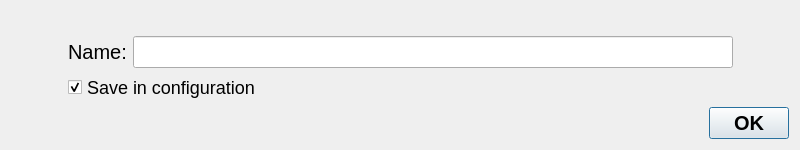
pokerth/pokerth, file src/gui/qt/gui_800x480/changecontentdialog_800x480.ui: the form before one commit.
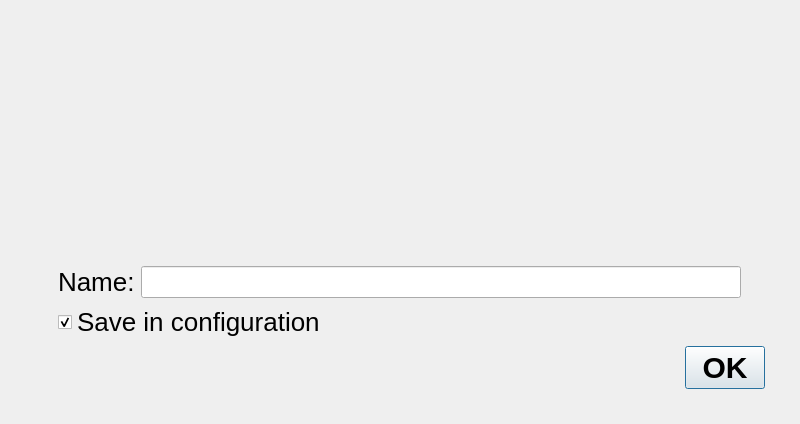
The form after the commit.

Commit message: fixing about dialog for android

The edit to the form file:
```diff
--- a/src/gui/qt/gui_800x480/changecontentdialog_800x480.ui
+++ b/src/gui/qt/gui_800x480/changecontentdialog_800x480.ui
@@ -7,25 +7,31 @@
     <x>0</x>
     <y>0</y>
     <width>800</width>
-    <height>150</height>
+    <height>424</height>
    </rect>
   </property>
+  <property name="sizePolicy">
+   <sizepolicy hsizetype="MinimumExpanding" vsizetype="MinimumExpanding">
+    <horstretch>0</horstretch>
+    <verstretch>0</verstretch>
+   </sizepolicy>
+  </property>
   <property name="minimumSize">
    <size>
     <width>800</width>
-    <height>150</height>
-   </size>
-  </property>
-  <property name="maximumSize">
-   <size>
-    <width>800</width>
-    <height>150</height>
+    <height>424</height>
    </size>
   </property>
   <property name="windowTitle">
    <string>Network Error</string>
   </property>
+  <property name="styleSheet">
+   <string notr="true">QObject {font-size: 26px}</string>
+  </property>
   <layout class="QGridLayout" name="gridLayout">
+   <property name="margin">
+    <number>35</number>
+   </property>
    <item row="0" column="1">
     <widget class="QLabel" name="label_Message"/>
    </item>
@@ -33,9 +39,6 @@
     <layout class="QHBoxLayout" name="horizontalLayout">
      <item>
       <widget class="QLabel" name="label_lineLabel">
-       <property name="styleSheet">
-        <string notr="true">QObject {font-size: 20px}</string>
-       </property>
        <property name="text">
         <string>Name:</string>
        </property>
@@ -61,9 +64,6 @@
    </item>
    <item row="2" column="1">
     <widget class="QCheckBox" name="checkBox">
-     <property name="styleSheet">
-      <string notr="true">QObject {font-size: 18px}</string>
-     </property>
      <property name="text">
       <string>Save in configuration</string>
      </property>
@@ -75,7 +75,7 @@
    <item row="3" column="0" colspan="3">
     <widget class="QDialogButtonBox" name="buttonBox">
      <property name="styleSheet">
-      <string notr="true">QObject {font: bold 20px}</string>
+      <string notr="true">QObject {font: bold 30px}</string>
      </property>
      <property name="orientation">
       <enum>Qt::Horizontal</enum>
```
The commit also changes 7 other files.
